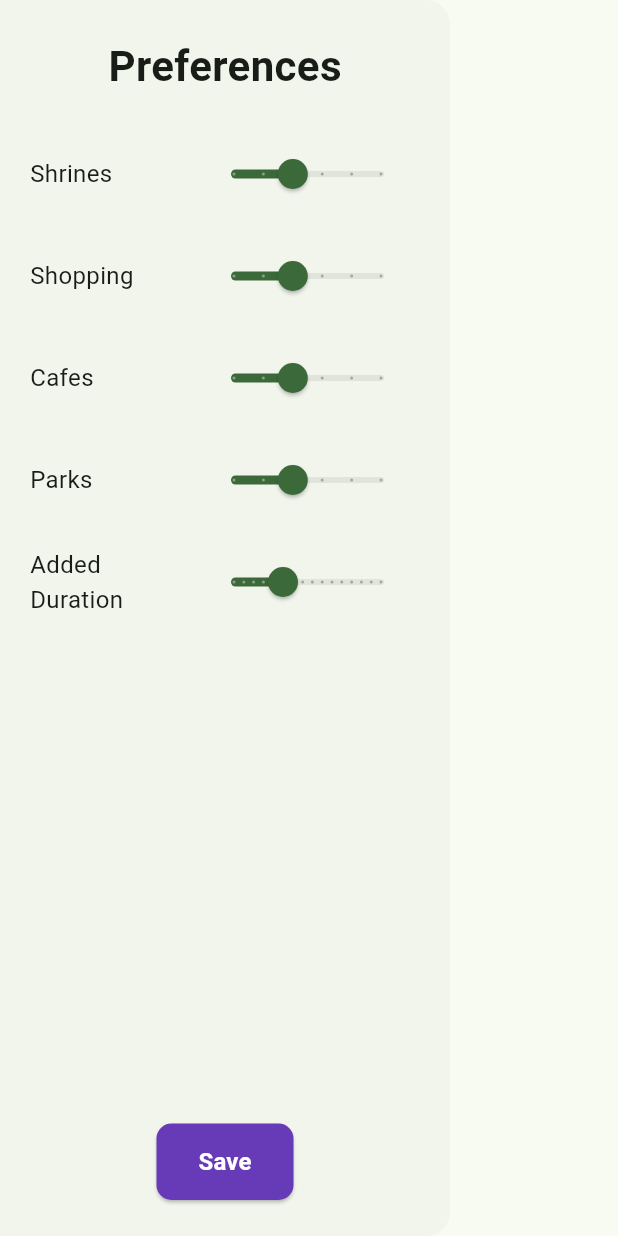
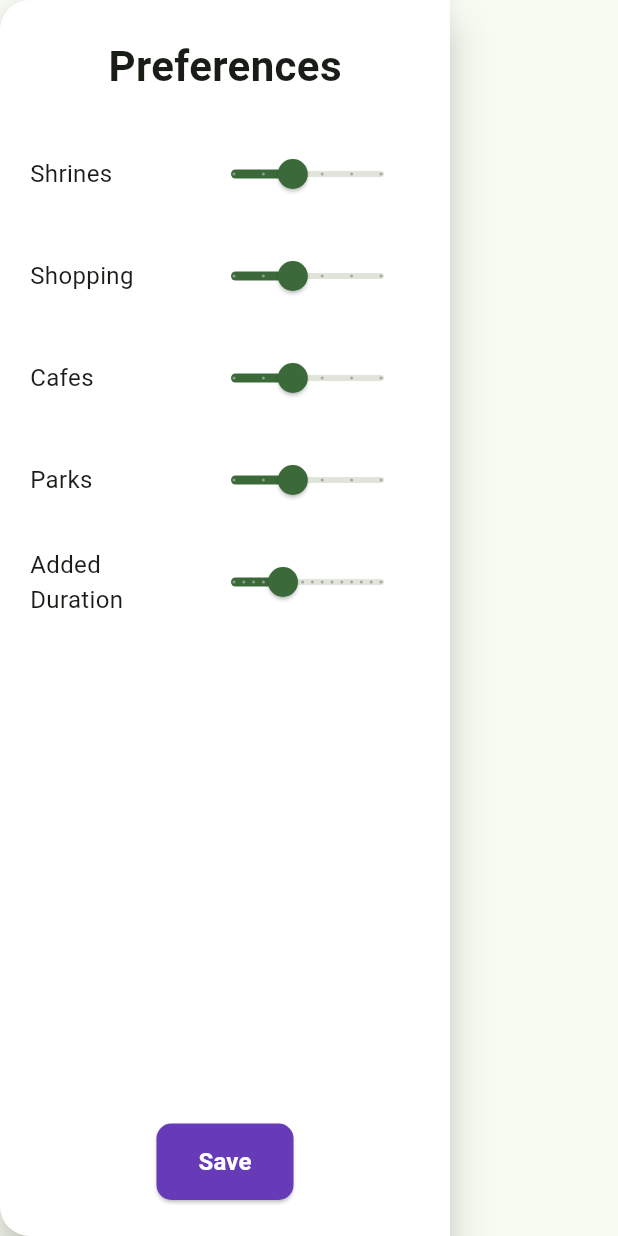
Before and after one commit to Komiyaki/SetaWalk, a Flutter app: the PreferencesDrawer widget shown alone on an empty page, opened directly with empty values, on a phone screen of 412 x 824 dp. Run offline on Flutter 3.47's test engine with Material 3 defaults, Android fonts, the phone set to English and light mode, and no system bars; our stand-ins replace geolocator, google_maps_flutter, lottie, supabase_flutter; accounts and stored records are empty.

Commit message:
changed the email bg and changed the preference drawer

```diff
--- a/lib/features/home/widgets/preferences_drawer.dart
+++ b/lib/features/home/widgets/preferences_drawer.dart
@@ -24,8 +24,15 @@ class PreferencesDrawer extends StatelessWidget {
 
   @override
   Widget build(BuildContext context) {
-    return SafeArea(
-      child: Drawer(
+    return Material(
+      elevation: 12,
+      borderRadius: const BorderRadius.only(
+        topLeft: Radius.circular(20),
+        bottomLeft: Radius.circular(20),
+      ),
+      clipBehavior: Clip.antiAlias,
+      color: Colors.white,
+      child: SizedBox(
         width: 300,
         child: Padding(
           padding: const EdgeInsets.symmetric(horizontal: 20, vertical: 24),
```
Also changed, not shown: lib/features/home/home_page.dart (+56 -74 lines), lib/features/home/widgets/settings_drawer.dart (+1 -8 lines).
